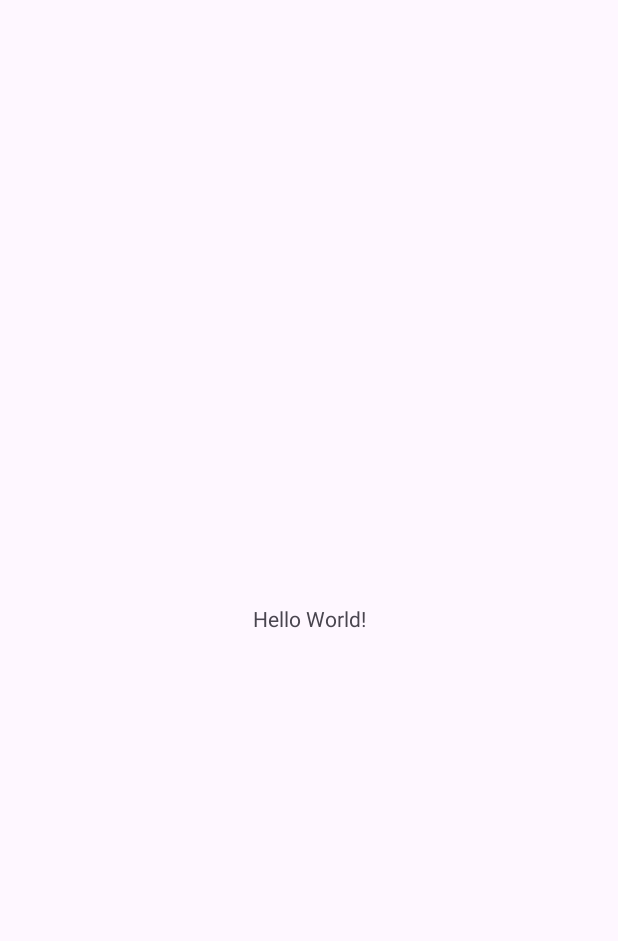
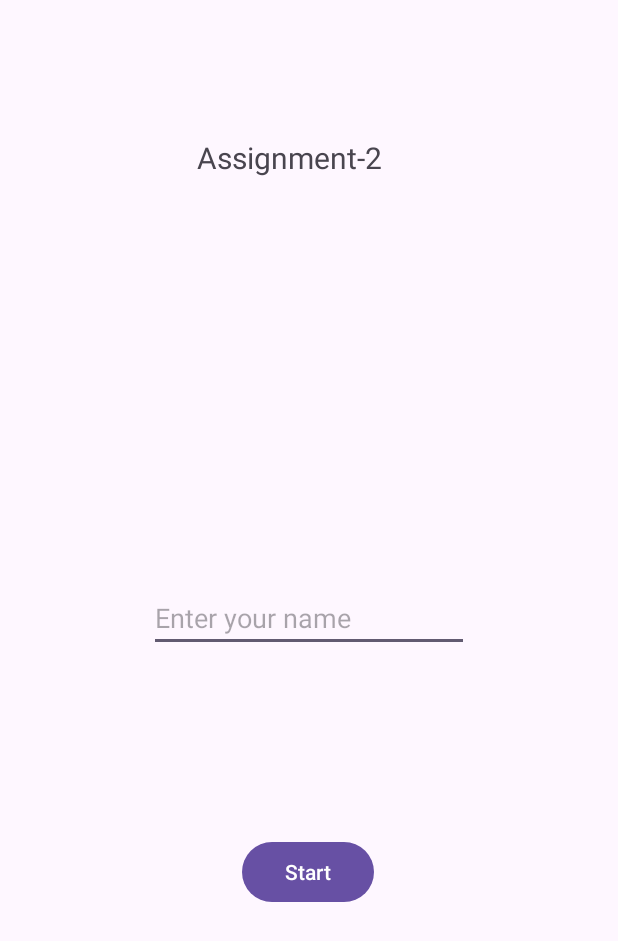
Before and after one commit to Msadeq12/Android-TicTacToe, an Android app: the screen it shows after launch (MainActivity), on a phone screen of 412 x 824 dp. Before the commit the part shown is almost empty. Shown: the top 941 px of the screen. Run offline under Robolectric (Android 15) with nearby library versions, the phone set to English and light mode, and no system bars.

```diff
--- a/app/build.gradle.kts
+++ b/app/build.gradle.kts
@@ -39,4 +39,6 @@ dependencies {
     testImplementation("junit:junit:4.13.2")
     androidTestImplementation("androidx.test.ext:junit:1.1.5")
     androidTestImplementation("androidx.test.espresso:espresso-core:3.5.1")
+
+
 }
--- a/app/src/main/java/com/example/mskassignment_2/GameActivity.java
+++ b/app/src/main/java/com/example/mskassignment_2/GameActivity.java
@@ -6,6 +6,10 @@ import android.os.Bundle;
 
 public class GameActivity extends AppCompatActivity {
 
+    enum Players{
+        Player_X,
+        Player_Y
+    }
     @Override
     protected void onCreate(Bundle savedInstanceState) {
         super.onCreate(savedInstanceState);
--- a/app/src/main/java/com/example/mskassignment_2/MainActivity.java
+++ b/app/src/main/java/com/example/mskassignment_2/MainActivity.java
@@ -2,13 +2,28 @@ package com.example.mskassignment_2;
 
 import androidx.appcompat.app.AppCompatActivity;
 
+import android.content.Intent;
 import android.os.Bundle;
+import android.view.View;
+import android.widget.TextView;
 
 public class MainActivity extends AppCompatActivity {
+
+    TextView playerName;
 
     @Override
     protected void onCreate(Bundle savedInstanceState) {
         super.onCreate(savedInstanceState);
         setContentView(R.layout.activity_main);
+
+        playerName = findViewById(R.id.txtName);
+    }
+
+    public void StartGame(View v){
+        Intent startGame = new Intent(this, GameActivity.class);
+
+        startGame.putExtra("player_name", playerName.toString());
+        startActivity(startGame);
+
     }
 }
--- a/app/src/main/java/com/example/mskassignment_2/SplashActivity.java
+++ b/app/src/main/java/com/example/mskassignment_2/SplashActivity.java
@@ -2,13 +2,17 @@ package com.example.mskassignment_2;
 
 import androidx.appcompat.app.AppCompatActivity;
 
+import android.content.Intent;
 import android.os.Bundle;
 
 public class SplashActivity extends AppCompatActivity {
 
     @Override
     protected void onCreate(Bundle savedInstanceState) {
+        setTheme(R.style.SplashScreenTheme);
         super.onCreate(savedInstanceState);
-        setContentView(R.layout.activity_splash);
+
+        Intent startMain = new Intent(this, MainActivity.class);
+        startActivity(startMain);
     }
 }
--- /dev/null
+++ b/app/src/main/res/drawable/tic_tac_toe_svgrepo_com.xml
@@ -0,0 +1,31 @@
+<vector xmlns:android="http://schemas.android.com/apk/res/android"
+    xmlns:aapt="http://schemas.android.com/aapt"
+    android:width="30dp"
+    android:height="30dp"
+    android:viewportWidth="15"
+    android:viewportHeight="26">
+  <path
+      android:pathData="M2.293,2.293C2.683,1.902 3.317,1.902 3.707,2.293L6.5,5.086L9.293,2.293C9.683,1.902 10.317,1.902 10.707,2.293C11.098,2.683 11.098,3.317 10.707,3.707L7.914,6.5L10.707,9.293C11.098,9.683 11.098,10.317 10.707,10.707C10.317,11.098 9.683,11.098 9.293,10.707L6.5,7.914L3.707,10.707C3.317,11.098 2.683,11.098 2.293,10.707C1.902,10.317 1.902,9.683 2.293,9.293L5.086,6.5L2.293,3.707C1.902,3.317 1.902,2.683 2.293,2.293ZM17.5,4C16.119,4 15,5.119 15,6.5C15,7.881 16.119,9 17.5,9C18.881,9 20,7.881 20,6.5C20,5.119 18.881,4 17.5,4ZM13,6.5C13,4.015 15.015,2 17.5,2C19.985,2 22,4.015 22,6.5C22,8.985 19.985,11 17.5,11C15.015,11 13,8.985 13,6.5ZM6.5,15C5.119,15 4,16.119 4,17.5C4,18.881 5.119,20 6.5,20C7.881,20 9,18.881 9,17.5C9,16.119 7.881,15 6.5,15ZM2,17.5C2,15.015 4.015,13 6.5,13C8.985,13 11,15.015 11,17.5C11,19.985 8.985,22 6.5,22C4.015,22 2,19.985 2,17.5ZM13.293,13.293C13.683,12.902 14.317,12.902 14.707,13.293L17.5,16.086L20.293,13.293C20.683,12.902 21.317,12.902 21.707,13.293C22.098,13.683 22.098,14.317 21.707,14.707L18.914,17.5L21.707,20.293C22.098,20.683 22.098,21.317 21.707,21.707C21.317,22.098 20.683,22.098 20.293,21.707L17.5,18.914L14.707,21.707C14.317,22.098 13.683,22.098 13.293,21.707C12.902,21.317 12.902,20.683 13.293,20.293L16.086,17.5L13.293,14.707C12.902,14.317 12.902,13.683 13.293,13.293Z"
+      android:fillColor="#000000"
+      android:fillType="evenOdd"/>
+
+  <path>
+    <aapt:attr name="android:fillColor">
+      <gradient
+          android:endX="85.84757"
+          android:endY="92.4963"
+          android:startX="42.9492"
+          android:startY="49.59793"
+          android:type="linear">
+        <item
+            android:color="#44000000"
+            android:offset="0.0" />
+        <item
+            android:color="#00000000"
+            android:offset="1.0" />
+      </gradient>
+    </aapt:attr>
+  </path>
+
+
+</vector>
--- a/app/src/main/res/layout/activity_main.xml
+++ b/app/src/main/res/layout/activity_main.xml
@@ -7,9 +7,39 @@
     tools:context=".MainActivity">
 
     <TextView
+        android:id="@+id/textView"
+        android:layout_width="148dp"
+        android:layout_height="31dp"
+        android:text="Assignment-2"
+        android:textAlignment="center"
+        android:textSize="20sp"
+        app:layout_constraintBottom_toBottomOf="parent"
+        app:layout_constraintEnd_toEndOf="parent"
+        app:layout_constraintHorizontal_bias="0.498"
+        app:layout_constraintStart_toStartOf="parent"
+        app:layout_constraintTop_toTopOf="parent"
+        app:layout_constraintVertical_bias="0.115" />
+
+    <Button
+        android:id="@+id/btnStart"
         android:layout_width="wrap_content"
         android:layout_height="wrap_content"
-        android:text="Hello World!"
+        android:onClick="StartGame"
+        android:text="Start"
+        app:layout_constraintBottom_toBottomOf="parent"
+        app:layout_constraintEnd_toEndOf="parent"
+        app:layout_constraintHorizontal_bias="0.498"
+        app:layout_constraintStart_toStartOf="parent"
+        app:layout_constraintTop_toTopOf="parent"
+        app:layout_constraintVertical_bias="0.718" />
+
+    <EditText
+        android:id="@+id/txtName"
+        android:layout_width="wrap_content"
+        android:layout_height="wrap_content"
+        android:ems="10"
+        android:hint="Enter your name"
+        android:inputType="text"
         app:layout_constraintBottom_toBottomOf="parent"
         app:layout_constraintEnd_toEndOf="parent"
         app:layout_constraintStart_toStartOf="parent"
--- a/app/src/main/res/values/themes.xml
+++ b/app/src/main/res/values/themes.xml
@@ -5,5 +5,12 @@
         <!-- <item name="colorPrimary">@color/my_light_primary</item> -->
     </style>
 
-    <style name="Theme.MSKAssignment2" parent="Base.Theme.MSKAssignment2" />
+    <style name="Theme.MSKAssignment2" parent="Base.Theme.MSKAssignment2">
+
+    </style>
+
+    <style name="SplashScreenTheme" parent="Theme.MaterialComponents.Light.NoActionBar">
+        <item name="android:windowSplashScreenAnimatedIcon">@drawable/tic_tac_toe_svgrepo_com</item>
+    </style>
+
 </resources>
```
Also changed, not shown: app/src/main/AndroidManifest.xml (+17 -14 lines), app/src/main/res/drawable/splash_screen.xml (added, +10 -0 lines), app/src/main/res/layout/activity_game.xml (+26 -0 lines), app/src/main/res/layout/activity_splash.xml (+0 -11 lines), app/src/main/res/drawable/grid.jpg (added), app/src/main/res/drawable/logo.png (added), app/src/main/res/drawable/token_o.jpg (added), app/src/main/res/drawable/token_x.jpg (added).
